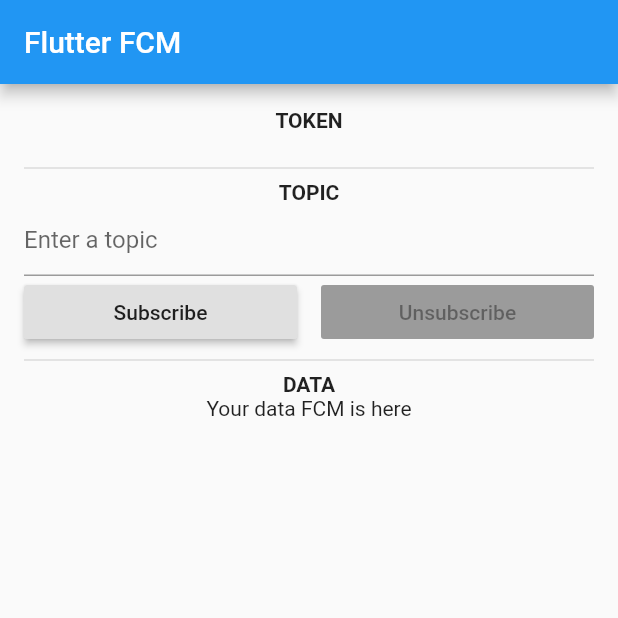
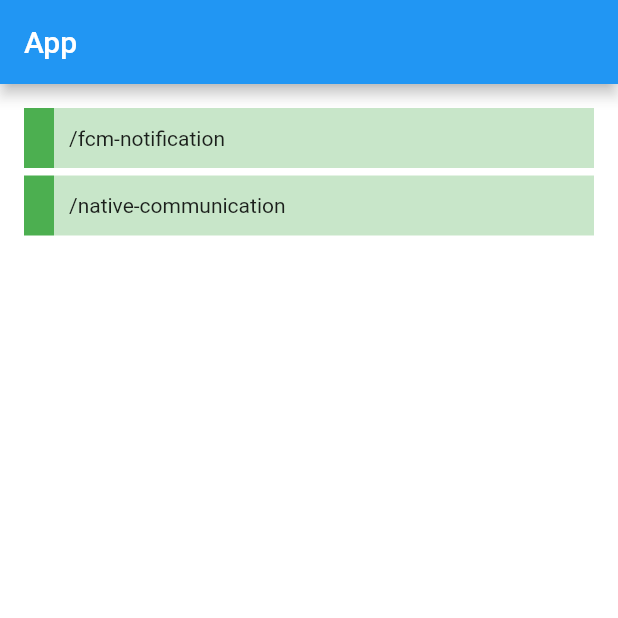
Before and after one commit to tovidd/flutter_fcm, a Flutter app: the screen it shows after launch, on a phone screen of 412 x 824 dp, the top half of it. Run offline on Flutter 3.47's test engine with Material 2 defaults, Android fonts, the phone set to English and light mode, and no system bars; our stand-ins replace firebase_messaging, flutter_local_notifications; accounts and stored records are empty.

Commit message:
Native Communication

```diff
--- a/lib/main.dart
+++ b/lib/main.dart
@@ -2,6 +2,8 @@ import 'dart:io';
 
 import 'package:firebase_messaging/firebase_messaging.dart';
 import 'package:flutter/material.dart';
+import 'package:flutter_fcm/screen/fcm_notification.dart';
+import 'package:flutter_fcm/screen/native_communication.dart';
 
 void main() => runApp(App());
 
@@ -14,178 +16,57 @@ class App extends StatelessWidget {
   }
 }
 
-class HomePage extends StatefulWidget {
-  @override
-  _HomePageState createState() => _HomePageState();
-}
-
-class _HomePageState extends State<HomePage> {
-  final scaffoldState = GlobalKey<ScaffoldState>();
-  final firebaseMessaging = FirebaseMessaging();
-  final controllerTopic = TextEditingController();
-  bool isSubscribed = false;
-  String token = '';
-  static String dataName = '';
-  static String dataAge = '';
-
-  static Future<dynamic> onBackgroundMessage(Map<String, dynamic> message) {
-    debugPrint('onBackgroundMessage: $message');
-    if (message.containsKey('data')) {
-      String name = '';
-      String age = '';
-      if (Platform.isIOS) {
-        name = message['name'];
-        age = message['age'];
-      } else if (Platform.isAndroid) {
-        var data = message['data'];
-        name = data['name'];
-        age = data['age'];
-      }
-      dataName = name;
-      dataAge = age;
-      debugPrint('onBackgroundMessage: name: $name & age: $age');
-    }
-    return null;
-  }
-
-  @override
-  void initState() {
-    firebaseMessaging.configure(
-      onMessage: (Map<String, dynamic> message) async {
-        debugPrint('onMessage: $message');
-        getDataFcm(message);
-      },
-      onBackgroundMessage: onBackgroundMessage,
-      onResume: (Map<String, dynamic> message) async {
-        debugPrint('onResume: $message');
-        getDataFcm(message);
-      },
-      onLaunch: (Map<String, dynamic> message) async {
-        debugPrint('onLaunch: $message');
-        getDataFcm(message);
-      },
-    );
-    firebaseMessaging.requestNotificationPermissions(
-      const IosNotificationSettings(
-          sound: true, badge: true, alert: true, provisional: true),
-    );
-    firebaseMessaging.onIosSettingsRegistered.listen((settings) {
-      debugPrint('Settings registered: $settings');
-    });
-    firebaseMessaging.getToken().then((token) => setState(() {
-          this.token = token;
-        }));
-    super.initState();
-  }
-
+class HomePage extends StatelessWidget {
   @override
   Widget build(BuildContext context) {
-    debugPrint('token: $token');
+    List<Attribute> atts = [
+      FCMNotification(),
+      NativeCommunication(),
+    ];
     return Scaffold(
-      key: scaffoldState,
       appBar: AppBar(
-        title: Text('Flutter FCM'),
+        title: Text('App'),
       ),
-      body: Padding(
-        padding: const EdgeInsets.all(16.0),
-        child: Column(
-          children: <Widget>[
-            Text(
-              'TOKEN',
-              style: TextStyle(fontWeight: FontWeight.bold),
-            ),
-            Text(token),
-            Divider(thickness: 1),
-            Text(
-              'TOPIC',
-              style: TextStyle(fontWeight: FontWeight.bold),
-            ),
-            TextField(
-              controller: controllerTopic,
-              enabled: !isSubscribed,
-              decoration: InputDecoration(
-                hintText: 'Enter a topic',
-              ),
-            ),
-            Row(
-              children: <Widget>[
-                Expanded(
-                  child: RaisedButton(
-                    child: Text('Subscribe'),
-                    onPressed: isSubscribed
-                        ? null
-                        : () {
-                            String topic = controllerTopic.text;
-                            if (topic.isEmpty) {
-                              scaffoldState.currentState.showSnackBar(SnackBar(
-                                content: Text('Topic invalid'),
-                              ));
-                              return;
-                            }
-                            firebaseMessaging.subscribeToTopic(topic);
-                            setState(() {
-                              isSubscribed = true;
-                            });
-                          },
-                  ),
-                ),
-                SizedBox(width: 16),
-                Expanded(
-                  child: RaisedButton(
-                    child: Text('Unsubscribe'),
-                    onPressed: !isSubscribed
-                        ? null
-                        : () {
-                            String topic = controllerTopic.text;
-                            firebaseMessaging.unsubscribeFromTopic(topic);
-                            setState(() {
-                              isSubscribed = false;
-                            });
-                          },
-                  ),
-                ),
-              ],
-            ),
-            Divider(thickness: 1),
-            Text(
-              'DATA',
-              style: TextStyle(fontWeight: FontWeight.bold),
-            ),
-            _buildWidgetTextDataFcm(),
-          ],
-        ),
+      backgroundColor: Colors.white70,
+      body: ListView.separated(
+        padding: EdgeInsets.all(16),
+        itemCount: atts.length,
+        separatorBuilder: (c, i) => SizedBox(height: 5),
+        itemBuilder: (c, i) => row(context, atts[i]),
       ),
     );
   }
 
-  Widget _buildWidgetTextDataFcm() {
-    if (dataName == null ||
-        dataName.isEmpty ||
-        dataAge == null ||
-        dataAge.isEmpty) {
-      return Text('Your data FCM is here');
-    } else {
-      return Text('Name: $dataName & Age: $dataAge');
-    }
-  }
-
-  void getDataFcm(Map<String, dynamic> message) {
-    String name = '';
-    String age = '';
-    if (Platform.isIOS) {
-      name = message['name'];
-      age = message['age'];
-    } else if (Platform.isAndroid) {
-      var data = message['data'];
-      name = data['name'];
-      age = data['age'];
-    }
-    if (name.isNotEmpty && age.isNotEmpty) {
-      setState(() {
-        dataName = name;
-        dataAge = age;
-      });
-    }
-    debugPrint('getDataFcm: name: $name & age: $age');
+  Widget row(BuildContext context, Attribute att) {
+    return GestureDetector(
+      onTap: () {
+        Navigator.push(context, MaterialPageRoute(builder: (c) => att.data));
+      },
+      child: Row(
+        mainAxisAlignment: MainAxisAlignment.start,
+        crossAxisAlignment: CrossAxisAlignment.center,
+        children: [
+          Container(
+            height: 40,
+            width: 20,
+            color: Colors.green,
+          ),
+          Expanded(
+            child: Container(
+              padding: EdgeInsets.only(left: 10),
+              height: 40,
+              alignment: Alignment.centerLeft,
+              color: Colors.green[100],
+              child: Text(att.routeName),
+            ),
+          ),
+        ],
+      ),
+    );
   }
 }
+
+abstract class Attribute<T> {
+  String get routeName;
+  T get data;
+}
--- a/pubspec.yaml
+++ b/pubspec.yaml
@@ -25,6 +25,7 @@ dependencies:
     sdk: flutter
   cupertino_icons: ^0.1.3
   firebase_messaging: ^7.0.1
+  flutter_local_notifications: ^2.0.0
 
 dev_dependencies:
   flutter_test:
```
Also changed, not shown: lib/screen/native_communication.dart (added, +91 -0 lines), pubspec.lock, 3 other files.
